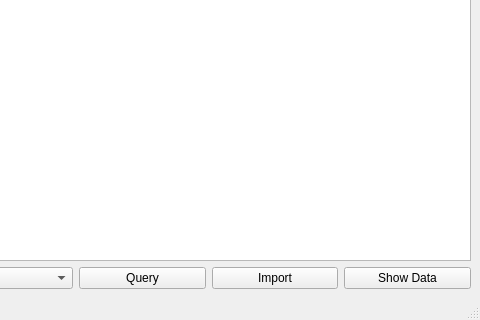
Qt form ui/ui_main.ui (akanksha7/CineMate) before a commit; both pictures show x 329 to 809 and y 281 to 601 of the 809 by 601 pixel window.
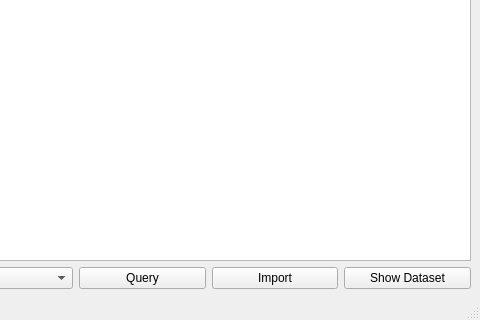
The same form after that commit.

Patch:
```diff
--- a/ui/ui_main.ui
+++ b/ui/ui_main.ui
@@ -46,7 +46,7 @@
         <item>
          <widget class="QPushButton" name="showDataset">
           <property name="text">
-           <string>Show Data</string>
+           <string>Show Dataset</string>
           </property>
          </widget>
         </item>
```
Left out of the diff: 2 changed lines with no effect on the pictures.
